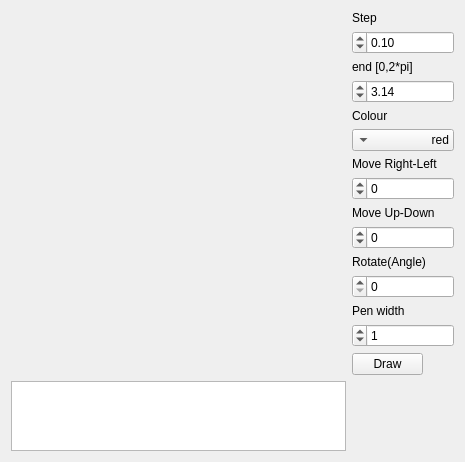
Qt form drawline.ui (Siterina/ComputerGraphics_1_13) before a commit.
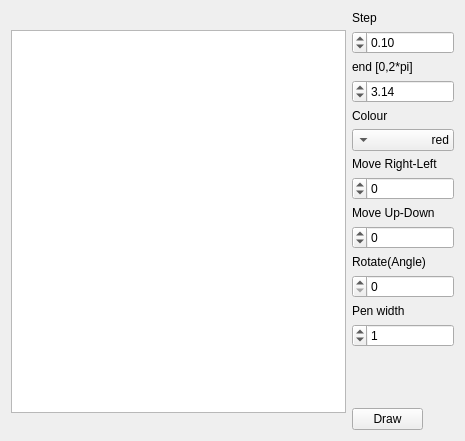
The same form after that commit.

Patch:
```diff
--- a/drawline.ui
+++ b/drawline.ui
@@ -7,7 +7,7 @@
     <x>0</x>
     <y>0</y>
     <width>465</width>
-    <height>391</height>
+    <height>441</height>
    </rect>
   </property>
   <property name="maximumSize">
@@ -39,7 +39,7 @@
      </property>
     </spacer>
    </item>
-   <item row="0" column="0" rowspan="2">
+   <item row="0" column="0" rowspan="3">
     <layout class="QGridLayout" name="gridLayout">
      <item row="12" column="0">
       <widget class="QLabel" name="label_7">
@@ -237,7 +237,7 @@
      </item>
     </layout>
    </item>
-   <item row="1" column="1">
+   <item row="2" column="1">
     <spacer name="horizontalSpacer_2">
      <property name="layoutDirection">
       <enum>Qt::LeftToRight</enum>
@@ -253,7 +253,7 @@
      </property>
     </spacer>
    </item>
-   <item row="2" column="1">
+   <item row="1" column="1">
     <widget class="QGraphicsView" name="view"/>
    </item>
   </layout>
```
